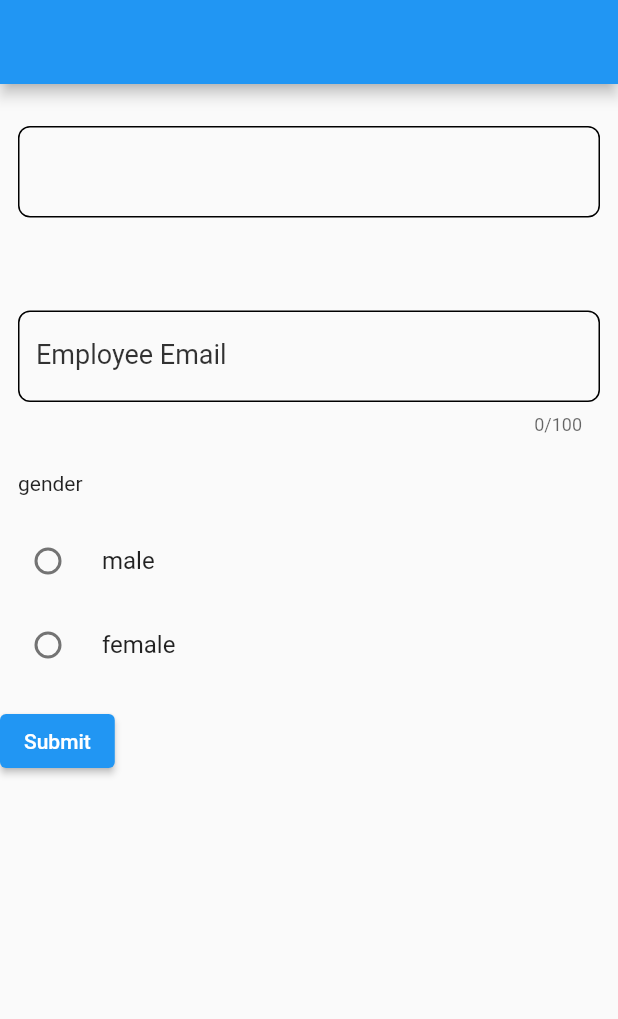
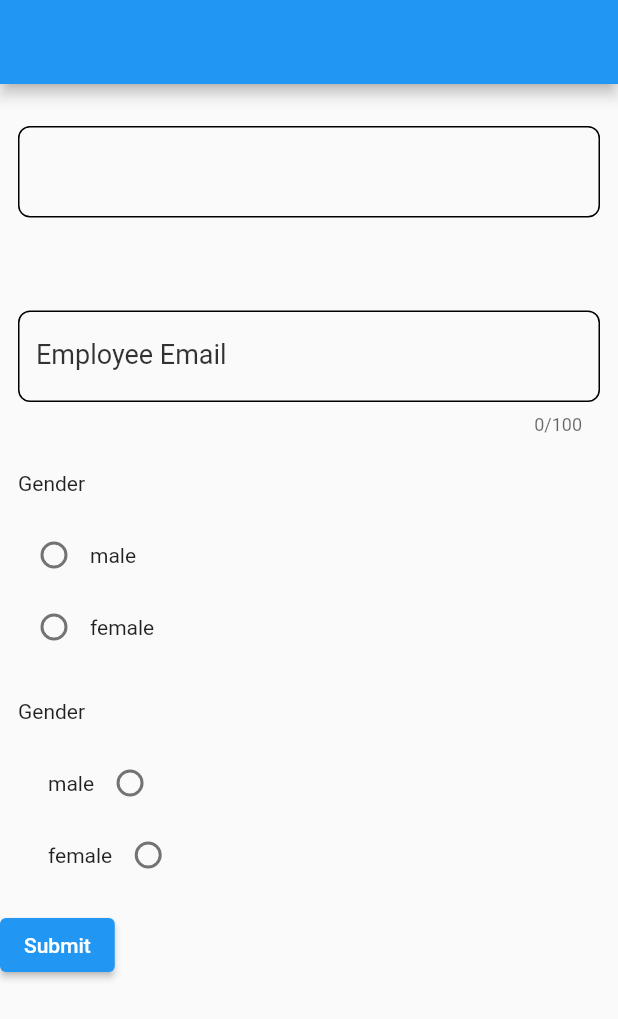
Before and after one commit to BunnyMan1/flutter_dynamic_forms, a Flutter app: the screen it shows after launch, on a phone screen of 412 x 824 dp. Shown: the top 1019 px of the screen. Run offline on Flutter 3.47's test engine with Material 2 defaults, Android fonts, the phone set to English and light mode, and no system bars.

Commit message:
modified enum mappers in radio component, added legend field to it

```diff
--- a/example/lib/main.dart
+++ b/example/lib/main.dart
@@ -61,15 +61,18 @@ class _MyHomePageState extends State<MyHomePage> {
                 {
                   'type': 'radio',
                   'name': 'gender',
+                  'legend': 'Gender',
                   'labels': ['male', 'female'],
                   'values': [1, 2],
+                  'label_position': "right",
                 },
               ),
-              // RadioComponentProperties(
-              //   name: 'Gender',
-              //   labels: ['male', 'female'],
-              //   values: ['value1', 'value2', 'value3'],
-              // )
+              RadioComponentProperties(
+                name: 'Gender',
+                legend: 'Gender',
+                labels: ['male', 'female'],
+                values: ['value1', 'value2', 'value3'],
+              )
             ],
           ),
           onSubmit: (var map) {
--- a/lib/src/common/component_wrapper.dart
+++ b/lib/src/common/component_wrapper.dart
@@ -1,4 +1,6 @@
 import 'package:flutter/material.dart';
+
+import '../utilities/string_utilities.dart';
 
 /// `ComponentWrapper` is a wrapper component that wraps the component with a title and description.
 class ComponentWrapper extends StatelessWidget {
@@ -17,7 +19,8 @@ class ComponentWrapper extends StatelessWidget {
     return Column(
       crossAxisAlignment: CrossAxisAlignment.start,
       children: [
-        if (title != null) Text(title!),
+        // if (title != null) Text(title!),
+        if (title != null) Text(toTitleCase(title ?? '')),
         if (description != null) Text(description!),
         child,
       ],
--- a/lib/src/components/radio_component.dart
+++ b/lib/src/components/radio_component.dart
@@ -25,26 +25,90 @@ class RadioFieldComponent extends StatelessWidget {
   Widget build(BuildContext context) {
     // Color c = hexStringToColorConverter(props.textColor);
     return ComponentWrapper(
-      title: properties.name,
+      title: properties.legend,
       description: properties.helperText,
       child: Column(
         mainAxisSize: MainAxisSize.min,
+        crossAxisAlignment: CrossAxisAlignment.start,
         children: <Widget>[
           for (int i = 0; i < properties.labels.length; i++)
-            RadioListTile<dynamic>(
-              contentPadding: const EdgeInsets.all(0),
-              title: Text(properties.labels[i]),
+            // RadioListTile<dynamic>(
+            //   contentPadding: const EdgeInsets.all(0),
+            //   title: Text(properties.labels[i]),
+            //   value: properties.values[i],
+            //   selected: value == properties.values[i],
+            //   groupValue: value,
+            //   onChanged: (value) {
+            //     if (onChange != null) {
+            //       onChange!(value!);
+            //     }
+            //   },
+            // ),
+
+            Row(
+              children: [
+                if (properties.labelPosition == RadioFieldLabelPosition.left)
+                  Padding(
+                    padding: const EdgeInsets.only(left: 20),
+                    child: Text(properties.labels[i]),
+                  ),
+                Radio<dynamic>(
+                  // contentPadding: EdgeInsets.zero,
                   value: properties.values[i],
-              selected: value == properties.values[i],
                   groupValue: value,
+                  // selected: value == properties.values[i],
                   onChanged: (value) {
                     if (onChange != null) {
                       onChange!(value!);
                     }
                   },
                 ),
+                if (properties.labelPosition == RadioFieldLabelPosition.right)
+                  Text(properties.labels[i]),
+              ],
+            ),
         ],
       ),
     );
   }
 }
+
+class RadioFieldTile extends StatelessWidget {
+  final String title;
+  final dynamic value;
+  final dynamic groupValue;
+  final Function(dynamic s)? onChange;
+  final String labelPosition;
+  final String label;
+
+  const RadioFieldTile(
+      {Key? key,
+      required this.title,
+      required this.value,
+      required this.groupValue,
+      required this.onChange,
+      required this.labelPosition,
+      required this.label})
+      : super(key: key);
+
+  @override
+  Widget build(BuildContext context) {
+    return Row(
+      children: [
+        if (labelPosition == 'left') Text(title),
+        if (labelPosition == 'left') const SizedBox(width: 20),
+        Radio(
+          value: value == groupValue,
+          groupValue: groupValue,
+          onChanged: (value) {
+            if (onChange != null) {
+              onChange!(value!);
+            }
+          },
+        ),
+        if (labelPosition == 'right') const SizedBox(width: 20),
+        if (labelPosition == 'right') Text(title),
+      ],
+    );
+  }
+}
--- a/lib/src/models/radio_field_props.dart
+++ b/lib/src/models/radio_field_props.dart
@@ -3,6 +3,7 @@ import 'dart:convert';
 import 'package:json_annotation/json_annotation.dart';
 
 import '../constants/constants.dart';
+import '../utilities/helpers.dart';
 import 'base_model.dart';
 
 part 'radio_field_props.g.dart';
@@ -19,6 +20,7 @@ class RadioComponentProperties implements BaseModel {
   //!=======================================================//
   static const String _rfTypeKey = 'type';
   static const String _rfNameKey = 'name';
+  static const String _rfLegendKey = 'legend';
   static const String _rfHelperTextKey = 'helper_text';
   static const String _rfAlignmentKey = 'alignment';
   static const String _rfLabelsKey = 'labels';
@@ -42,6 +44,11 @@ class RadioComponentProperties implements BaseModel {
   @JsonKey(name: _rfNameKey)
   final String name;
 
+  /// Title of the widget.
+  /// Mandatory parameter, throws error if not specified.
+  @JsonKey(name: _rfLegendKey)
+  final String legend;
+
   /// Description of the radio field.
   /// Defaults to empty string "".
   @JsonKey(name: _rfHelperTextKey)
@@ -50,7 +57,7 @@ class RadioComponentProperties implements BaseModel {
   /// To align vertically or horizontally.
   /// Defaults to `vertical`.
   @JsonKey(name: _rfAlignmentKey)
-  final String alignment;
+  final RadioFieldAlignment alignment;
 
   /// Different labels radio can have. (show be in order of and as many as values.)
   /// Defaults to empty list [].
@@ -60,12 +67,12 @@ class RadioComponentProperties implements BaseModel {
   /// label positioning for the radio field.
   /// Defaults to `left`.
   @JsonKey(name: _rfLabelPositionKey)
-  final String labelPosition;
+  final RadioFieldLabelPosition labelPosition;
 
   /// radio can have 3 label styles "normal", "bold", "italic"
   /// Defaults to `normal`.
   @JsonKey(name: _rfLabelStyleKey)
-  final String labelStyle;
+  final RadioFieldLabelStyle labelStyle;
 
   /// different values that radio can have, in order.
   /// Defaults to empty list [].
@@ -104,11 +111,12 @@ class RadioComponentProperties implements BaseModel {
 
   RadioComponentProperties({
     required this.name,
+    this.legend = '',
     this.helperText = '',
-    this.alignment = 'vertical',
+    this.alignment = RadioFieldAlignment.vertical,
     required this.labels,
-    this.labelPosition = 'left',
-    this.labelStyle = 'normal',
+    this.labelPosition = RadioFieldLabelPosition.left,
+    this.labelStyle = RadioFieldLabelStyle.normal,
     required this.values,
     this.primaryColor = 'ffffff',
     this.showBorder = true,
@@ -207,6 +215,7 @@ class RadioComponentProperties implements BaseModel {
           return 'bad value for $_rfAlignmentKey: "${properties[key]}" expected a String.';
         }
         //TODO: Add a helper function to check whether it is a valid alignment type.
+        mapRadioFieldAlignment(properties[key]);
       }
 
       if (key == _rfLabelPositionKey) {
@@ -215,6 +224,7 @@ class RadioComponentProperties implements BaseModel {
           return 'bad value for $_rfLabelPositionKey: "${properties[key]}" expected a String.';
         }
         //TODO: Add a switch case for enums - left, right.
+        mapRadioFieldLabelPosition(properties[key]);
       }
 
       if (key == _rfLabelStyleKey) {
@@ -223,6 +233,7 @@ class RadioComponentProperties implements BaseModel {
           return 'bad value for $_rfLabelStyleKey: "${properties[key]}" expected a String.';
         }
         //TODO: Add a switch case for enums - normal, bold, italic.
+        mapRadioFieldLabelStyle(properties[key]);
       }
 
       if (key == _rfPrimaryColorKey) {
@@ -243,3 +254,24 @@ class RadioComponentProperties implements BaseModel {
     return true;
   }
 }
+
+// -- ENUMS --
+
+/// RadioFieldAlignment enum determines the alignment of the radio buttons and it's text.
+/// It can be either [horizontal] or [vertical]. Default is [horizontal].
+///
+/// If the alignment is horizontal, then the radio buttons will be displayed in a row.
+/// Else the radio buttons will be displayed in a column.
+enum RadioFieldAlignment { horizontal, vertical }
+
+/// RadioFieldLabelPosition enum determines the position of the label of the radio button.
+/// It can be either [left] or [right]. Default is [left].
+/// If the label position is left, then the label will be displayed to the left of the radio button.
+///
+/// If the label position is right, then the label will be displayed to the right of the radio button.
+enum RadioFieldLabelPosition { left, right }
+
+/// RadioFieldLabelStyle enum determines the style of the label of the radio button.
+/// It can be either [normal] or [bold]. Default is [normal].
+/// This will determine the font weight of the label.
+enum RadioFieldLabelStyle { normal, bold, italic }
--- /dev/null
+++ b/lib/src/utilities/enums.dart
@@ -0,0 +1,6 @@
+// This file contains all the enums used in this package.
+
+// --------- FORM PROPS ENUMS ---------------
+//TODO: Add form related enums here.
+
+// --------- RADIO FIELD PROPS ENUMS ---------------
--- a/lib/src/utilities/helpers.dart
+++ b/lib/src/utilities/helpers.dart
@@ -1,8 +1,9 @@
 import 'package:flutter/material.dart';
+
+import '../../flutter_dynamic_forms.dart';
 
 /// `hexStringToColorConverter` converts a hex string to a color.
 Color hexStringToColorConverter(String s) {
-
   if (s.length != 6) {
     // If the hex string is not 6 characters long, then throw an error.
     throw "Badly formatted hex color code. Length of the hex code should be 6.";
@@ -14,3 +15,50 @@ Color hexStringToColorConverter(String s) {
 
   return Color(int.parse(buffer.toString(), radix: 16));
 }
+
+// ------- Enum Mappers -------------
+
+/// Map string values to [RadioFieldAlignment] enum.
+RadioFieldAlignment mapRadioFieldAlignment(String value) {
+  switch (value.toLowerCase().trim()) {
+    case "horizontal":
+      return RadioFieldAlignment.horizontal;
+    case "vertical":
+      return RadioFieldAlignment.vertical;
+    // default:
+    //   return RadioFieldAlignment.horizontal;
+    default:
+      throw "Invalid value for RadioFieldAlignment. Expected 'horizontal' or 'vertical' but got '$value'.";
+  }
+}
+
+/// Map string values to [RadioLabelPosition] enum.
+RadioFieldLabelPosition mapRadioFieldLabelPosition(String value) {
+  switch (value.toLowerCase().trim()) {
+    case "left":
+      return RadioFieldLabelPosition.left;
+    case "right":
+      return RadioFieldLabelPosition.right;
+    // default:
+    //   return RadioLabelPosition.left;
+    default:
+      throw "Invalid value for RadioLabelPosition. Expected 'left' or 'right' but got '$value'.";
+  }
+}
+
+/// Map string values to [RadioLabelStyle] enum.
+/// This will determine the font weight of the label.
+RadioFieldLabelStyle mapRadioFieldLabelStyle(String value) {
+  switch (value.toLowerCase().trim()) {
+    case "normal":
+      return RadioFieldLabelStyle.normal;
+    case "bold":
+      return RadioFieldLabelStyle.bold;
+    case "italic":
+      return RadioFieldLabelStyle.italic;
+    // default:
+    //   return RadioLabelStyle.normal;
+    default:
+      throw "Invalid value for RadioLabelStyle. Expected 'normal', 'bold' or 'italic' but got '$value'.";
+  }
+}
```
Also changed, not shown: lib/src/models/validation_result.dart (+14 -4 lines), lib/src/utilities/validator.dart (+10 -6 lines), models_outline.dart (+16 -8 lines), pubspec.yaml (+7 -17 lines), lib/src/models/radio_field_props.g.dart, pubspec.lock, 1 other file. Lines whose indentation alone changed are shown as unchanged.
